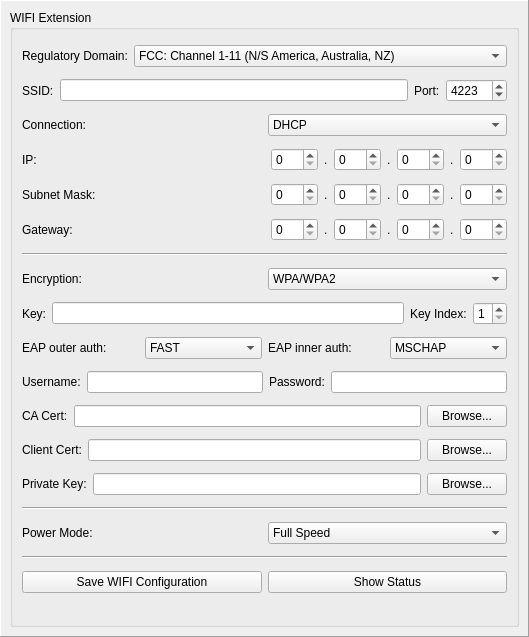
Tinkerforge/brickv, file src/brickv/plugin_system/plugins/master/ui/wifi.ui: the form before one commit.
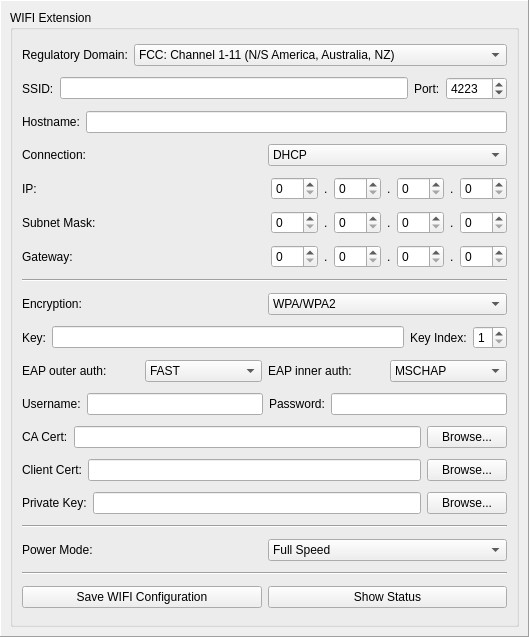
The form after the commit.

Commit message: master: Add support for WIFI hostname configuration

What changed in the file:
```diff
--- a/src/brickv/plugin_system/plugins/master/ui/wifi.ui
+++ b/src/brickv/plugin_system/plugins/master/ui/wifi.ui
@@ -112,6 +112,27 @@
            </item>
           </layout>
          </item>
+         <item>
+          <layout class="QHBoxLayout" name="horizontalLayout_8">
+           <item>
+            <widget class="QLabel" name="wifi_hostname_label">
+             <property name="text">
+              <string>Hostname:</string>
+             </property>
+            </widget>
+           </item>
+           <item>
+            <widget class="QLineEdit" name="wifi_hostname">
+             <property name="toolTip">
+              <string>Up to 15 chars, leave empty for default</string>
+             </property>
+             <property name="maxLength">
+              <number>15</number>
+             </property>
+            </widget>
+           </item>
+          </layout>
+         </item>
          <item>
           <layout class="QHBoxLayout" name="horizontalLayout_9">
            <item>
```
Left out of the diff: 4 changed lines with no effect on the pictures. The commit also changes 4 other files.
